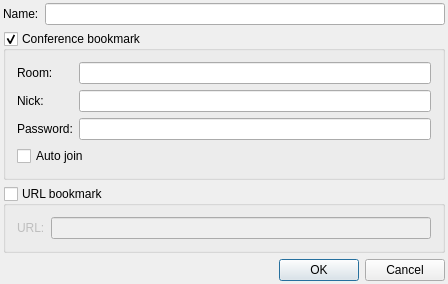
Old version of the form src/plugins/bookmarks/editbookmarkdialog.ui in the repository vacuum-im/vacuum-im.
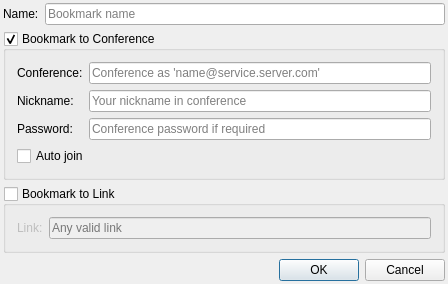
New version of the form.

```diff
--- a/src/plugins/bookmarks/editbookmarkdialog.ui
+++ b/src/plugins/bookmarks/editbookmarkdialog.ui
@@ -30,14 +30,18 @@
       </widget>
      </item>
      <item>
-      <widget class="QLineEdit" name="lneName"/>
+      <widget class="QLineEdit" name="lneName">
+       <property name="placeholderText">
+        <string>Bookmark name</string>
+       </property>
+      </widget>
      </item>
     </layout>
    </item>
    <item>
     <widget class="QGroupBox" name="grbConference">
      <property name="title">
-      <string>Conference bookmark</string>
+      <string>Bookmark to Conference</string>
      </property>
      <property name="checkable">
       <bool>true</bool>
@@ -46,7 +50,7 @@
       <item row="0" column="0">
        <widget class="QLabel" name="lblRoomJid">
         <property name="text">
-         <string>Room:</string>
+         <string>Conference:</string>
         </property>
         <property name="textFormat">
          <enum>Qt::PlainText</enum>
@@ -54,12 +58,16 @@
        </widget>
       </item>
       <item row="0" column="1">
-       <widget class="QLineEdit" name="lneRoom"/>
+       <widget class="QLineEdit" name="lneRoom">
+        <property name="placeholderText">
+         <string>Conference as 'name@service.server.com'</string>
+        </property>
+       </widget>
       </item>
       <item row="1" column="0">
        <widget class="QLabel" name="lblNick">
         <property name="text">
-         <string>Nick:</string>
+         <string>Nickname:</string>
         </property>
         <property name="textFormat">
          <enum>Qt::PlainText</enum>
@@ -67,7 +75,11 @@
        </widget>
       </item>
       <item row="1" column="1">
-       <widget class="QLineEdit" name="lneNick"/>
+       <widget class="QLineEdit" name="lneNick">
+        <property name="placeholderText">
+         <string>Your nickname in conference</string>
+        </property>
+       </widget>
       </item>
       <item row="2" column="0">
        <widget class="QLabel" name="lblPassword">
@@ -84,6 +96,9 @@
         <property name="echoMode">
          <enum>QLineEdit::PasswordEchoOnEdit</enum>
         </property>
+        <property name="placeholderText">
+         <string>Conference password if required</string>
+        </property>
        </widget>
       </item>
       <item row="3" column="0" colspan="2">
@@ -99,7 +114,7 @@
    <item>
     <widget class="QGroupBox" name="grbURL">
      <property name="title">
-      <string>URL bookmark</string>
+      <string>Bookmark to Link</string>
      </property>
      <property name="checkable">
       <bool>true</bool>
@@ -111,7 +126,7 @@
       <item>
        <widget class="QLabel" name="lblUrl">
         <property name="text">
-         <string>URL:</string>
+         <string>Link:</string>
         </property>
         <property name="textFormat">
          <enum>Qt::PlainText</enum>
@@ -119,7 +134,11 @@
        </widget>
       </item>
       <item>
-       <widget class="QLineEdit" name="lneUrl"/>
+       <widget class="QLineEdit" name="lneUrl">
+        <property name="placeholderText">
+         <string>Any valid link</string>
+        </property>
+       </widget>
       </item>
      </layout>
     </widget>
```
